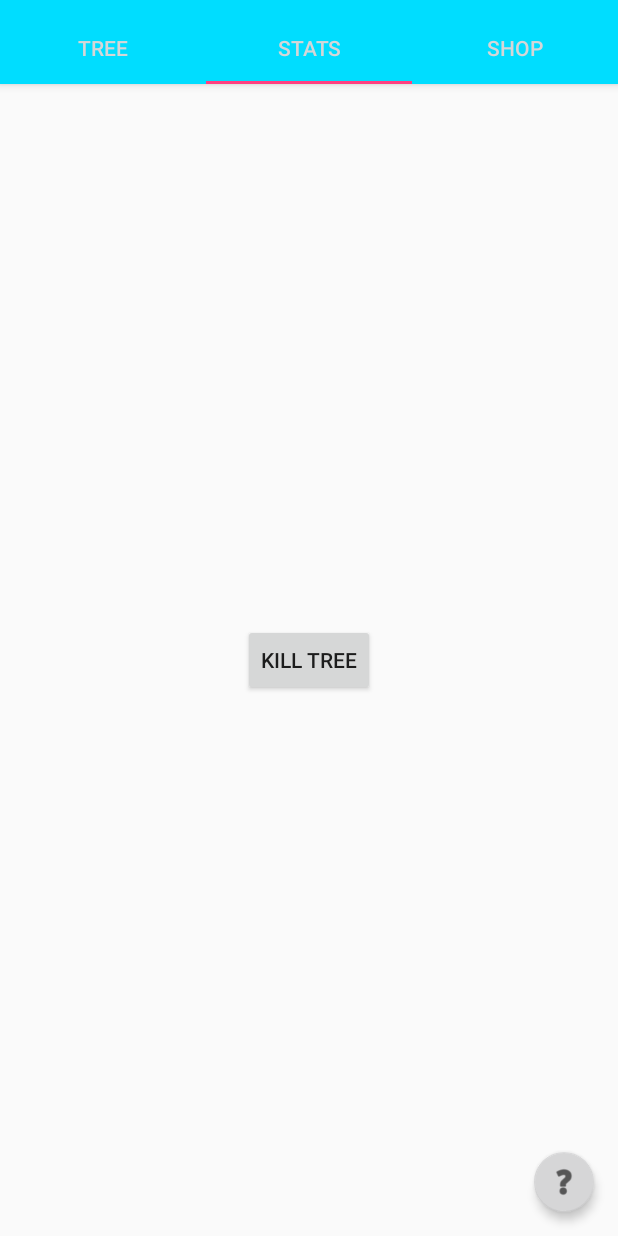
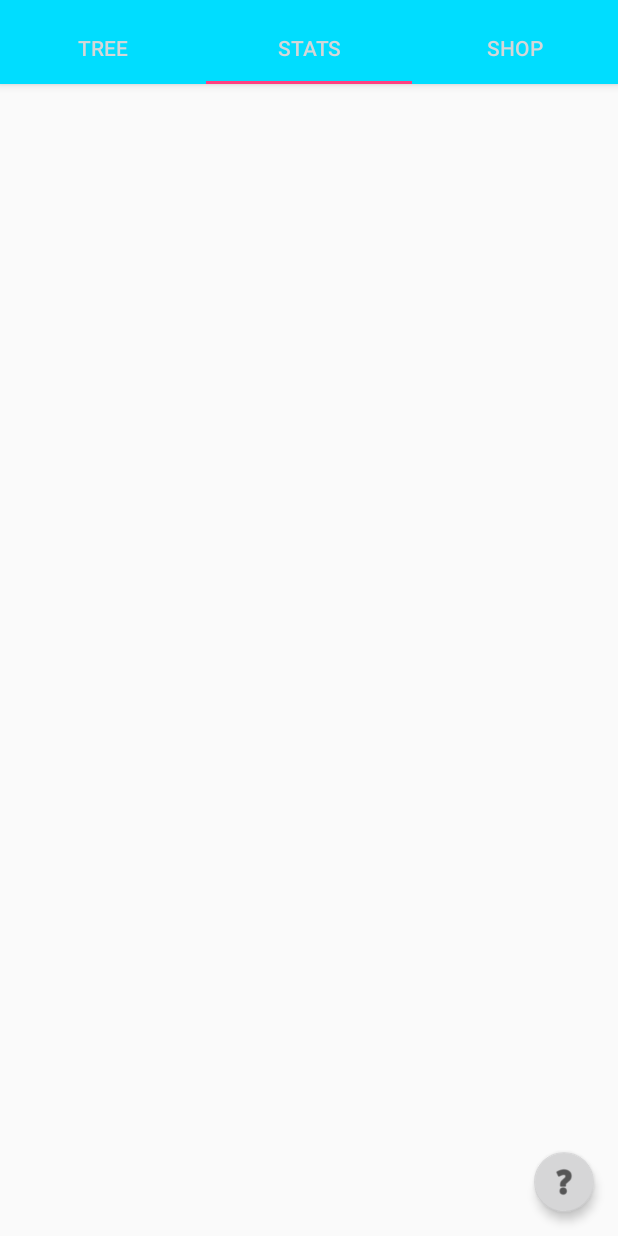
Before and after one commit to Pihlqvist/project_arbor, an Android app: the TreeTab screen opened directly, with no data from a screen before it, tab 2 chosen, on a phone screen of 412 x 824 dp. Run offline under Robolectric (Android 15) with nearby library versions, the light colour scheme and no system bars.

Commit message:
cleaning up

```diff
--- a/app/src/main/java/se/kth/projectarbor/project_arbor/NewTreeActivity.java
+++ b/app/src/main/java/se/kth/projectarbor/project_arbor/NewTreeActivity.java
@@ -21,13 +21,15 @@ public class NewTreeActivity extends AppCompatActivity {
     @Override
     protected void onCreate(Bundle savedInstanceState) {
         super.onCreate(savedInstanceState);
-        setContentView(R.layout.activity_new_tree);
+
 
         sharedPreferences = getSharedPreferences("se.kth.projectarbor.project_arbor", MODE_PRIVATE);
         if (sharedPreferences.getBoolean("FIRST_TREE", false)) {
             startService(new Intent(NewTreeActivity.this, MainService.class)
             .putExtra("MESSAGE_TYPE", MainService.MSG_TREE_GAME));
         }
+
+        setContentView(R.layout.activity_new_tree);
 
         newTreeBtn = (Button) findViewById(R.id.new_tree_btn);
         newTreeBtn.setOnClickListener(new View.OnClickListener() {
--- a/app/src/main/java/se/kth/projectarbor/project_arbor/StatsTab.java
+++ b/app/src/main/java/se/kth/projectarbor/project_arbor/StatsTab.java
@@ -15,22 +15,12 @@ import android.widget.Button;
 
 public class StatsTab extends Fragment {
 
-    private Button killTreeBtn;
 
     @Nullable
     @Override
     public View onCreateView(LayoutInflater inflater, @Nullable ViewGroup container, @Nullable Bundle savedInstanceState) {
         View view = inflater.inflate(R.layout.fragment_stats_tab, container, false);
 
-        killTreeBtn = (Button) view.findViewById(R.id.kill_tree_btn);
-        killTreeBtn.setOnClickListener(new View.OnClickListener() {
-            @Override
-            public void onClick(View v) {
-                SharedPreferences sp = getActivity().getSharedPreferences
-                        ("se.kth.projectarbor.project_arbor", getActivity().MODE_PRIVATE);
-                sp.edit().putBoolean("FIRST_TREE", true);
-            }
-        });
 
         return view;
     }
--- a/app/src/main/java/se/kth/projectarbor/project_arbor/TreeTab.java
+++ b/app/src/main/java/se/kth/projectarbor/project_arbor/TreeTab.java
@@ -53,7 +53,10 @@ public class TreeTab extends Fragment {
             if (intent.getAction().equals(MainService.TREE_DATA)) {
                 tempView.setText("Temp: " + extras.getDouble("TEMP"));
                 weatherView.setText("Weather: " + extras.getString("WEATHER"));
-                hpView.setText("HP: " + extras.getInt("HP"));
+                if (extras.getInt("HP") < 1)
+                    hpView.setText("HP: DEAD");
+                else
+                    hpView.setText("HP: " + extras.getInt("HP"));
                 treeView.setText("Tree, Phase: " + extras.getString("PHASE"));
                 sunView.setText("Sun Buffer: " + extras.getInt("SUN"));
                 waterView.setText("Water Buffer: " + extras.getInt("WATER"));
--- a/app/src/main/res/layout/fragment_stats_tab.xml
+++ b/app/src/main/res/layout/fragment_stats_tab.xml
@@ -3,11 +3,5 @@
     android:orientation="vertical" android:layout_width="match_parent"
     android:layout_height="match_parent">
 
-    <Button
-        android:id="@+id/kill_tree_btn"
-        android:layout_width="wrap_content"
-        android:layout_height="wrap_content"
-        android:text="KILL TREE"
-        android:layout_centerVertical="true"
-        android:layout_centerHorizontal="true" />
+
 </RelativeLayout>
```
Also changed, not shown: app/src/main/java/se/kth/projectarbor/project_arbor/ShopTab.java (+10 -8 lines).
